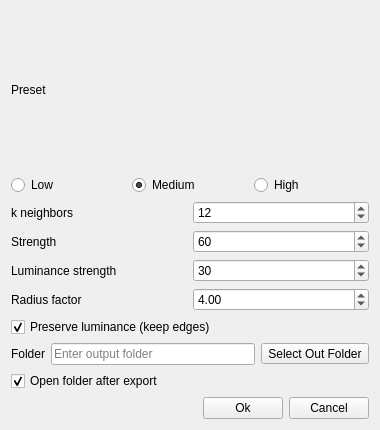
This is src/gui/forms/DialogColorDenoiseFilter.ui in open-scan-crew/OpenScanTools as Qt 5 draws it before an edit. The edited form follows.
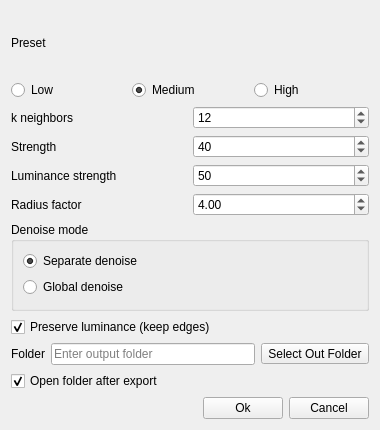
This is the edited form. Icons and pictures are not drawn.

Commit message: Align color denoise default strengths (#300)

What changed in the file:
```diff
--- a/src/gui/forms/DialogColorDenoiseFilter.ui
+++ b/src/gui/forms/DialogColorDenoiseFilter.ui
@@ -100,7 +100,7 @@
         <number>100</number>
        </property>
        <property name="value">
-        <number>60</number>
+        <number>40</number>
        </property>
       </widget>
      </item>
@@ -120,7 +120,7 @@
         <number>100</number>
        </property>
        <property name="value">
-        <number>30</number>
+        <number>50</number>
        </property>
       </widget>
      </item>
@@ -149,6 +149,38 @@
      </item>
     </layout>
    </item>
+   <item>
+    <widget class="QGroupBox" name="groupBox_mode">
+     <property name="title">
+      <string>Denoise mode</string>
+     </property>
+     <layout class="QVBoxLayout" name="verticalLayout_mode">
+      <item>
+       <widget class="QRadioButton" name="radioButton_separate">
+        <property name="toolTip">
+         <string>The filter is applied to each scan separately, without taking the other scans into account.</string>
+        </property>
+        <property name="text">
+         <string>Separate denoise</string>
+        </property>
+        <property name="checked">
+         <bool>true</bool>
+        </property>
+       </widget>
+      </item>
+      <item>
+       <widget class="QRadioButton" name="radioButton_global">
+        <property name="toolTip">
+         <string>The filter is applied to each scan, taking into account overlapping scans.</string>
+        </property>
+        <property name="text">
+         <string>Global denoise</string>
+        </property>
+       </widget>
+      </item>
+     </layout>
+    </widget>
+   </item>
    <item>
     <widget class="QCheckBox" name="checkBox_preserveLuminance">
      <property name="text">
```
The commit also changes 10 other files.
